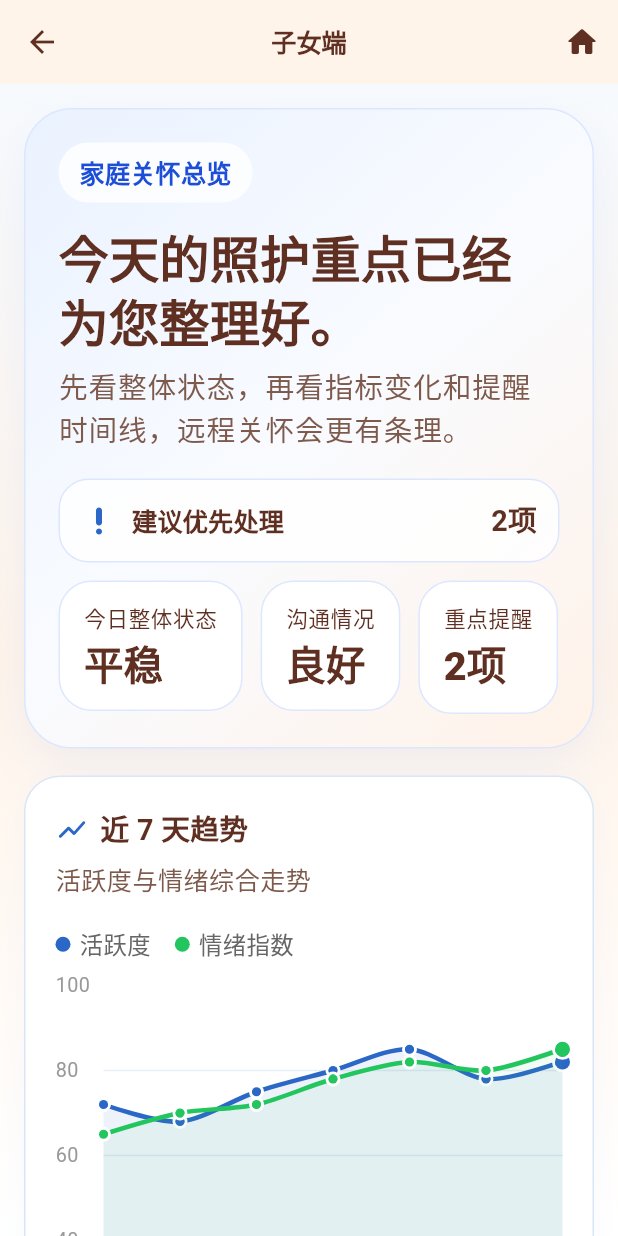
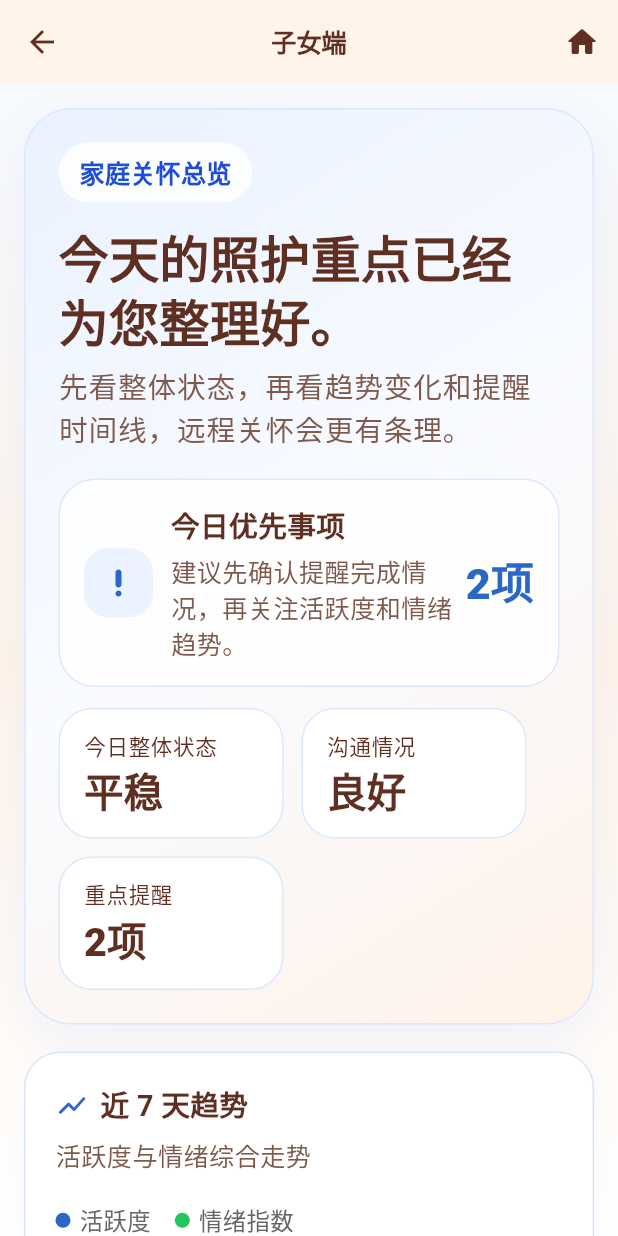
Before and after one commit to zhikanyeye/Silver-Companion-AI, a Flutter app: the ChildHomePage screen opened by its route, on a phone screen of 412 x 824 dp. Run offline on Flutter 3.47's test engine with Material 3 defaults, Android fonts, the phone set to English and light mode, and no system bars; drawn by our look-alikes of fl_chart; our stand-ins replace shared_preferences; missing offline and left inert: dart:html, dart:js; accounts and stored records are empty.

Commit message:
fix: unify service page styling with core flows

```diff
--- a/lib/features/child/child_home_page.dart
+++ b/lib/features/child/child_home_page.dart
@@ -92,7 +92,7 @@ class _ChildHomePageState extends State<ChildHomePage> {
       }
       setState(() {
         _isRefreshing = false;
-        _refreshMessage = '刷新失败，请稍后再试';
+        _refreshMessage = '刷新失败，请稍后重试';
       });
     }
   }
@@ -302,38 +302,57 @@ class _ChildOverviewHero extends StatelessWidget {
           Text('今天的照护重点已经为您整理好。', style: theme.textTheme.headlineMedium),
           const SizedBox(height: 8),
           Text(
-            '先看整体状态，再看指标变化和提醒时间线，远程关怀会更有条理。',
+            '先看整体状态，再看趋势变化和提醒时间线，远程关怀会更有条理。',
             style: theme.textTheme.bodyLarge,
           ),
           const SizedBox(height: 18),
           Container(
             width: double.infinity,
-            padding: const EdgeInsets.symmetric(horizontal: 14, vertical: 12),
+            padding: const EdgeInsets.all(16),
             decoration: BoxDecoration(
-              color: Colors.white.withValues(alpha: 0.82),
-              borderRadius: BorderRadius.circular(20),
+              color: Colors.white.withValues(alpha: 0.84),
+              borderRadius: BorderRadius.circular(24),
               border: Border.all(color: const Color(0xFFDCE7FF)),
             ),
             child: Row(
               children: [
-                const Icon(
-                  Icons.priority_high_rounded,
-                  color: AppTheme.serviceBluePrimary,
-                ),
-                const SizedBox(width: 10),
-                Expanded(
-                  child: Text(
-                    '建议优先处理',
-                    style: theme.textTheme.titleSmall?.copyWith(
-                      fontWeight: FontWeight.w800,
-                    ),
+                Container(
+                  width: 46,
+                  height: 46,
+                  decoration: BoxDecoration(
+                    color: const Color(0xFFEAF3FF),
+                    borderRadius: BorderRadius.circular(16),
+                  ),
+                  child: const Icon(
+                    Icons.priority_high_rounded,
+                    color: AppTheme.serviceBluePrimary,
                   ),
                 ),
-                Text('2项', style: theme.textTheme.titleMedium),
+                const SizedBox(width: 12),
+                Expanded(
+                  child: Column(
+                    crossAxisAlignment: CrossAxisAlignment.start,
+                    children: [
+                      Text('今日优先事项', style: theme.textTheme.titleMedium),
+                      const SizedBox(height: 4),
+                      Text(
+                        '建议先确认提醒完成情况，再关注活跃度和情绪趋势。',
+                        style: theme.textTheme.bodyMedium,
+                      ),
+                    ],
+                  ),
+                ),
+                Text(
+                  '2项',
+                  style: theme.textTheme.headlineSmall?.copyWith(
+                    color: AppTheme.serviceBluePrimary,
+                    fontWeight: FontWeight.w800,
+                  ),
+                ),
               ],
             ),
           ),
-          const SizedBox(height: 12),
+          const SizedBox(height: 14),
           Wrap(
             spacing: 12,
             runSpacing: 12,
@@ -359,6 +378,7 @@ class _OverviewMetric extends StatelessWidget {
     final theme = Theme.of(context);
 
     return Container(
+      constraints: const BoxConstraints(minWidth: 150),
       padding: const EdgeInsets.symmetric(horizontal: 16, vertical: 14),
       decoration: BoxDecoration(
         color: Colors.white,
@@ -439,6 +459,9 @@ class _StatusCard extends StatelessWidget {
   @override
   Widget build(BuildContext context) {
     final theme = Theme.of(context);
+    final icon = item.label.contains('情绪')
+        ? Icons.sentiment_satisfied_alt_rounded
+        : Icons.monitor_heart_outlined;
 
     return Card(
       color: Colors.white,
@@ -454,10 +477,7 @@ class _StatusCard extends StatelessWidget {
                 color: const Color(0xFFEAF2FF),
                 borderRadius: BorderRadius.circular(20),
               ),
-              child: const Icon(
-                Icons.monitor_heart_outlined,
-                color: AppTheme.primary,
-              ),
+              child: Icon(icon, color: AppTheme.primary),
             ),
             const SizedBox(width: 14),
             Expanded(
--- a/lib/features/community/community_feed_page.dart
+++ b/lib/features/community/community_feed_page.dart
@@ -579,7 +579,7 @@ class _CommunityPostCard extends StatelessWidget {
             if (post.helperNames.isNotEmpty) ...[
               const SizedBox(height: 12),
               Text(
-                '最近响应: ${post.helperNames.join('、')}',
+                '最近响应：${post.helperNames.join('、')}',
                 style: theme.textTheme.bodyMedium,
               ),
             ],
```
Also changed, not shown: lib/features/elderly/elderly_home_page.dart (+42 -16 lines), 5 other files.
